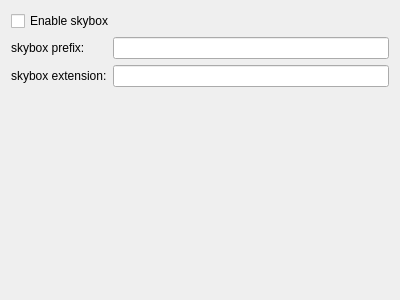
First picture: the form in src/ui/3d/skyboxrenderingsettingswidget.ui, repository qgis/QGIS, before the edit.
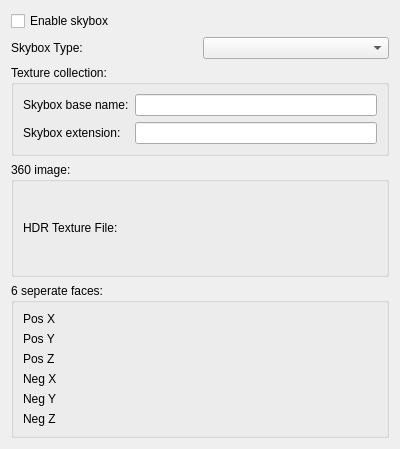
Second picture: the form after the edit. Custom widgets are drawn as their Qt base class.

Commit message: skybox settings UI

The edit to the form file:
```diff
--- a/src/ui/3d/skyboxrenderingsettingswidget.ui
+++ b/src/ui/3d/skyboxrenderingsettingswidget.ui
@@ -7,38 +7,148 @@
     <x>0</x>
     <y>0</y>
     <width>400</width>
-    <height>300</height>
+    <height>449</height>
    </rect>
   </property>
   <property name="windowTitle">
    <string>Form</string>
   </property>
   <layout class="QGridLayout" name="gridLayout_2">
+   <item row="1" column="0">
+    <widget class="QGroupBox" name="hdrTextureGroupBox">
+     <property name="title">
+      <string>360 image:</string>
+     </property>
+     <layout class="QGridLayout" name="gridLayout_4">
+      <item row="0" column="0">
+       <layout class="QGridLayout" name="hdrTextureLayout">
+        <item row="0" column="0">
+         <widget class="QLabel" name="label_4">
+          <property name="text">
+           <string>HDR Texture File:</string>
+          </property>
+         </widget>
+        </item>
+        <item row="0" column="1">
+         <widget class="QgsImageSourceLineEdit" name="hdrTextureImageSource" native="true"/>
+        </item>
+       </layout>
+      </item>
+     </layout>
+    </widget>
+   </item>
+   <item row="2" column="0">
+    <widget class="QGroupBox" name="faceTexturesGroupBox">
+     <property name="title">
+      <string>6 seperate faces:</string>
+     </property>
+     <layout class="QGridLayout" name="gridLayout_5">
+      <item row="0" column="0">
+       <layout class="QGridLayout" name="faceTexturesLayout">
+        <item row="0" column="0">
+         <widget class="QLabel" name="label_5">
+          <property name="text">
+           <string>Pos X</string>
+          </property>
+         </widget>
+        </item>
+        <item row="4" column="0">
+         <widget class="QLabel" name="label_9">
+          <property name="text">
+           <string>Neg Y</string>
+          </property>
+         </widget>
+        </item>
+        <item row="1" column="0">
+         <widget class="QLabel" name="label_6">
+          <property name="text">
+           <string>Pos Y</string>
+          </property>
+         </widget>
+        </item>
+        <item row="2" column="0">
+         <widget class="QLabel" name="label_7">
+          <property name="text">
+           <string>Pos Z</string>
+          </property>
+         </widget>
+        </item>
+        <item row="5" column="0">
+         <widget class="QLabel" name="label_10">
+          <property name="text">
+           <string>Neg Z</string>
+          </property>
+         </widget>
+        </item>
+        <item row="3" column="0">
+         <widget class="QLabel" name="label_8">
+          <property name="text">
+           <string>Neg X</string>
+          </property>
+         </widget>
+        </item>
+        <item row="0" column="1">
+         <widget class="QgsImageSourceLineEdit" name="posXImageSource" native="true"/>
+        </item>
+        <item row="1" column="1">
+         <widget class="QgsImageSourceLineEdit" name="posYImageSource" native="true"/>
+        </item>
+        <item row="2" column="1">
+         <widget class="QgsImageSourceLineEdit" name="posZImageSource" native="true"/>
+        </item>
+        <item row="3" column="1">
+         <widget class="QgsImageSourceLineEdit" name="negXImageSource" native="true"/>
+        </item>
+        <item row="4" column="1">
+         <widget class="QgsImageSourceLineEdit" name="negYImageSource" native="true"/>
+        </item>
+        <item row="5" column="1">
+         <widget class="QgsImageSourceLineEdit" name="negZImageSource" native="true"/>
+        </item>
+       </layout>
+      </item>
+     </layout>
+    </widget>
+   </item>
    <item row="0" column="0">
     <layout class="QGridLayout" name="gridLayout">
-     <item row="3" column="1">
-      <spacer name="verticalSpacer">
-       <property name="orientation">
-        <enum>Qt::Vertical</enum>
+     <item row="5" column="0" colspan="2">
+      <widget class="QGroupBox" name="textureCollectionGroupBox">
+       <property name="title">
+        <string>Texture collection:</string>
        </property>
-       <property name="sizeHint" stdset="0">
-        <size>
-         <width>20</width>
-         <height>40</height>
-        </size>
-       </property>
-      </spacer>
+       <layout class="QGridLayout" name="gridLayout_3">
+        <item row="0" column="0">
+         <layout class="QGridLayout" name="textureCollectionLayout">
+          <item row="1" column="1">
+           <widget class="QLineEdit" name="skyboxBaseNameLineEdit"/>
+          </item>
+          <item row="2" column="1">
+           <widget class="QLineEdit" name="skyboxExtensionLineEdit"/>
+          </item>
+          <item row="2" column="0">
+           <widget class="QLabel" name="label_2">
+            <property name="text">
+             <string>Skybox extension:</string>
+            </property>
+           </widget>
+          </item>
+          <item row="1" column="0">
+           <widget class="QLabel" name="label">
+            <property name="text">
+             <string>Skybox base name:</string>
+            </property>
+           </widget>
+          </item>
+         </layout>
+        </item>
+       </layout>
+      </widget>
      </item>
-     <item row="1" column="1">
-      <widget class="QLineEdit" name="skyboxPrefixLineEdit"/>
-     </item>
-     <item row="2" column="1">
-      <widget class="QLineEdit" name="skyboxExtensionLineEdit"/>
-     </item>
-     <item row="1" column="0">
-      <widget class="QLabel" name="label">
+     <item row="2" column="0">
+      <widget class="QLabel" name="label_3">
        <property name="text">
-        <string>skybox prefix:</string>
+        <string>Skybox Type:</string>
        </property>
       </widget>
      </item>
@@ -49,17 +159,21 @@
        </property>
       </widget>
      </item>
-     <item row="2" column="0">
-      <widget class="QLabel" name="label_2">
-       <property name="text">
-        <string>skybox extension:</string>
-       </property>
-      </widget>
+     <item row="2" column="1">
+      <widget class="QComboBox" name="skyboxTypeComboBox"/>
      </item>
     </layout>
    </item>
   </layout>
  </widget>
+ <customwidgets>
+  <customwidget>
+   <class>QgsImageSourceLineEdit</class>
+   <extends>QWidget</extends>
+   <header>qgsfilecontentsourcelineedit.h</header>
+   <container>1</container>
+  </customwidget>
+ </customwidgets>
  <resources/>
  <connections/>
 </ui>
```
The commit also changes 11 other files.
